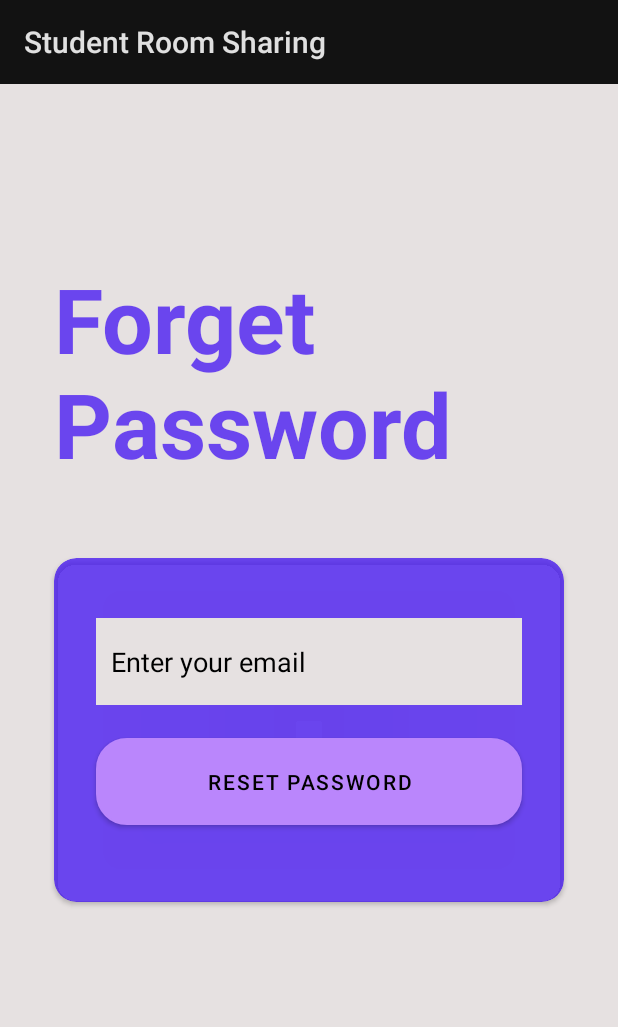
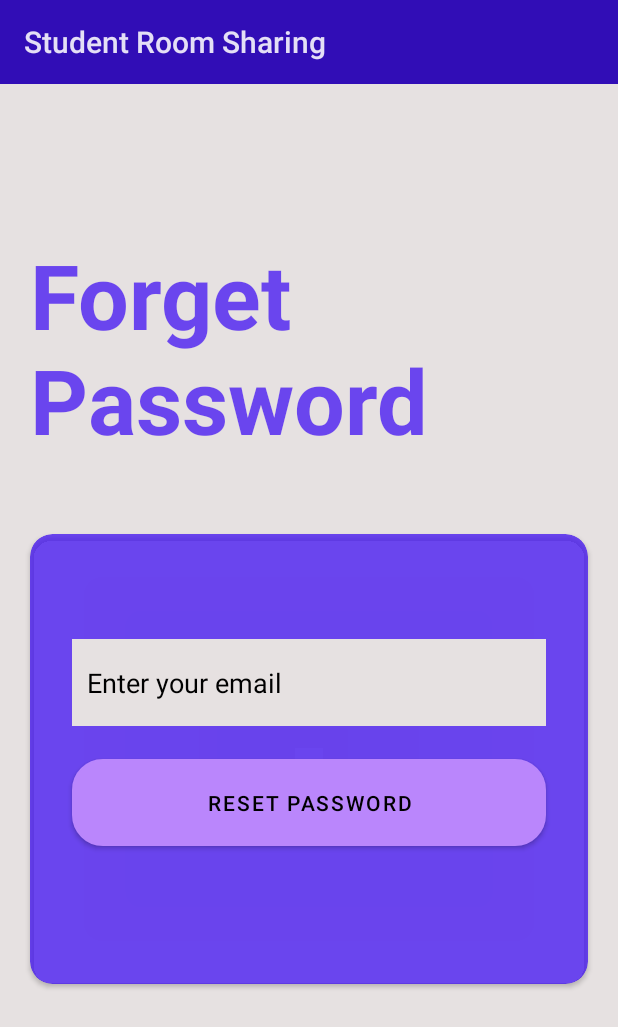
Before and after one commit to ChinmayGawad/Student_Room_Sharing_App, an Android app: the ForgetPassword screen opened directly, with no data from a screen before it, on a phone screen of 412 x 824 dp. Shown: the top 1027 px of the screen. Run offline under Robolectric (Android 15) with nearby library versions, the phone set to English and light mode, and no system bars; our stand-ins replace Firebase (no records; nobody signed in at launch, a user with empty details on screens opened directly).

Commit message:
add rooms

```diff
--- a/app/src/main/java/com/pgshare/studentroomsharingapp/Authentication/ForgetPassword.java
+++ b/app/src/main/java/com/pgshare/studentroomsharingapp/Authentication/ForgetPassword.java
@@ -1,5 +1,6 @@
 package com.pgshare.studentroomsharingapp.Authentication;
 
+import android.graphics.drawable.ColorDrawable;
 import android.os.Bundle;
 import android.text.TextUtils;
 import android.util.Patterns;
@@ -21,6 +22,7 @@ public class ForgetPassword extends AppCompatActivity {
     protected void onCreate(Bundle savedInstanceState) {
         super.onCreate(savedInstanceState);
         setContentView(R.layout.activity_forget_password);
+        getSupportActionBar().setBackgroundDrawable(new ColorDrawable(getResources().getColor(R.color.C_color)));
 
         emailEditText = findViewById(R.id.resetPassword);
         Button resetButton = findViewById(R.id.buttonReset);
--- a/app/src/main/java/com/pgshare/studentroomsharingapp/Authentication/Login.java
+++ b/app/src/main/java/com/pgshare/studentroomsharingapp/Authentication/Login.java
@@ -1,6 +1,7 @@
 package com.pgshare.studentroomsharingapp.Authentication;
 
 import android.content.Intent;
+import android.graphics.drawable.ColorDrawable;
 import android.os.Bundle;
 import android.util.Patterns;
 import android.widget.Button;
@@ -27,6 +28,7 @@ public class Login extends AppCompatActivity {
     protected void onCreate(Bundle savedInstanceState) {
         super.onCreate(savedInstanceState);
         setContentView(R.layout.activity_login);
+        getSupportActionBar().setBackgroundDrawable(new ColorDrawable(getResources().getColor(R.color.C_color)));
 
         LoginMail = findViewById(R.id.UsernameEt);
         LoginPass = findViewById(R.id.PasswordEt);
--- a/app/src/main/java/com/pgshare/studentroomsharingapp/Authentication/OwnerLogin.java
+++ b/app/src/main/java/com/pgshare/studentroomsharingapp/Authentication/OwnerLogin.java
@@ -1,6 +1,7 @@
 package com.pgshare.studentroomsharingapp.Authentication;
 
 import android.content.Intent;
+import android.graphics.drawable.ColorDrawable;
 import android.os.Bundle;
 import android.text.TextUtils;
 import android.util.Log;
@@ -35,6 +36,7 @@ public class OwnerLogin extends AppCompatActivity {
     protected void onCreate(Bundle savedInstanceState) {
         super.onCreate(savedInstanceState);
         setContentView(R.layout.activity_owner_login);
+        getSupportActionBar().setBackgroundDrawable(new ColorDrawable(getResources().getColor(R.color.C_color)));
 
         // Initialize Firebase Authentication instance
         firebaseAuth = FirebaseAuth.getInstance();
--- a/app/src/main/java/com/pgshare/studentroomsharingapp/Authentication/OwnerSignUp.java
+++ b/app/src/main/java/com/pgshare/studentroomsharingapp/Authentication/OwnerSignUp.java
@@ -1,6 +1,7 @@
 package com.pgshare.studentroomsharingapp.Authentication;
 
 import android.content.Intent;
+import android.graphics.drawable.ColorDrawable;
 import android.os.Bundle;
 import android.text.TextUtils;
 import android.widget.Button;
@@ -30,6 +31,7 @@ public class OwnerSignUp extends AppCompatActivity {
     protected void onCreate(Bundle savedInstanceState) {
         super.onCreate(savedInstanceState);
         setContentView(R.layout.activity_owner_sign_up);
+        getSupportActionBar().setBackgroundDrawable(new ColorDrawable(getResources().getColor(R.color.C_color)));
 
         editTextOwnerEmail = findViewById(R.id.editTextOwnerEmail);
         editTextOwnerPassword = findViewById(R.id.editTextOwnerPassword);
--- a/app/src/main/java/com/pgshare/studentroomsharingapp/Authentication/RegisterOwnerDetails.java
+++ b/app/src/main/java/com/pgshare/studentroomsharingapp/Authentication/RegisterOwnerDetails.java
@@ -2,6 +2,7 @@ package com.pgshare.studentroomsharingapp.Authentication;
 
 import android.content.ContentResolver;
 import android.content.Intent;
+import android.graphics.drawable.ColorDrawable;
 import android.net.Uri;
 import android.os.Bundle;
 import android.text.TextUtils;
@@ -49,6 +50,7 @@ public class RegisterOwnerDetails extends AppCompatActivity {
     protected void onCreate(Bundle savedInstanceState) {
         super.onCreate(savedInstanceState);
         setContentView(R.layout.activity_regsiter_owner_details);
+        getSupportActionBar().setBackgroundDrawable(new ColorDrawable(getResources().getColor(R.color.C_color)));
 
         // Initialize Firebase Auth
         firebaseAuth = FirebaseAuth.getInstance();
--- a/app/src/main/java/com/pgshare/studentroomsharingapp/Authentication/RegisterUserDetails.java
+++ b/app/src/main/java/com/pgshare/studentroomsharingapp/Authentication/RegisterUserDetails.java
@@ -1,6 +1,7 @@
 package com.pgshare.studentroomsharingapp.Authentication;
 
 import android.content.Intent;
+import android.graphics.drawable.ColorDrawable;
 import android.os.Bundle;
 import android.text.TextUtils;
 import android.view.View;
@@ -32,6 +33,7 @@ public class RegisterUserDetails extends AppCompatActivity {
     protected void onCreate(Bundle savedInstanceState) {
         super.onCreate(savedInstanceState);
         setContentView(R.layout.activity_register_user_details);
+        getSupportActionBar().setBackgroundDrawable(new ColorDrawable(getResources().getColor(R.color.C_color)));
 
         // Initialize Firebase
         database = FirebaseDatabase.getInstance();
--- a/app/src/main/java/com/pgshare/studentroomsharingapp/Authentication/SignUp.java
+++ b/app/src/main/java/com/pgshare/studentroomsharingapp/Authentication/SignUp.java
@@ -1,6 +1,7 @@
 package com.pgshare.studentroomsharingapp.Authentication;
 
 import android.content.Intent;
+import android.graphics.drawable.ColorDrawable;
 import android.os.Bundle;
 import android.text.TextUtils;
 import android.view.View;
@@ -32,6 +33,7 @@ public class SignUp extends AppCompatActivity {
     protected void onCreate(Bundle savedInstanceState) {
         super.onCreate(savedInstanceState);
         setContentView(R.layout.activity_sign_up);
+        getSupportActionBar().setBackgroundDrawable(new ColorDrawable(getResources().getColor(R.color.C_color)));
 
         // Initialize Firebase
         database = FirebaseDatabase.getInstance();
--- a/app/src/main/java/com/pgshare/studentroomsharingapp/MainActivity.java
+++ b/app/src/main/java/com/pgshare/studentroomsharingapp/MainActivity.java
@@ -44,6 +44,7 @@ public class MainActivity extends AppCompatActivity {
     @Override
     public boolean onCreateOptionsMenu(Menu menu) {
         getMenuInflater().inflate(R.menu.main_menu, menu);
+        getSupportActionBar().setBackgroundDrawable(new ColorDrawable(getResources().getColor(R.color.C_color)));
         return true;
     }
 
--- a/app/src/main/res/layout/activity_forget_password.xml
+++ b/app/src/main/res/layout/activity_forget_password.xml
@@ -4,13 +4,12 @@
     android:layout_height="match_parent"
     xmlns:tools="http://schemas.android.com/tools"
     xmlns:app="http://schemas.android.com/apk/res-auto"
-    android:padding="16dp"
     android:background="#E6E1E1"
     tools:context=".Authentication.ForgetPassword">
 
     <androidx.cardview.widget.CardView
-        android:layout_width="361dp"
-        android:layout_height="229dp"
+        android:layout_width="match_parent"
+        android:layout_height="300dp"
         android:layout_marginTop="300dp"
         android:layout_marginLeft="20dp"
         android:layout_marginRight="20dp"
@@ -23,7 +22,7 @@
             android:layout_height="58dp"
             android:layout_marginStart="28dp"
             android:layout_marginEnd="28dp"
-            android:layout_marginTop="40dp"
+            android:layout_marginTop="70dp"
             android:layout_marginRight="20dp"
             android:background="#E6E1E1"
             android:hint="Enter your email"
@@ -39,7 +38,7 @@
             android:layout_below="@id/resetPassword"
             android:layout_marginStart="28dp"
             android:layout_marginEnd="28dp"
-            android:layout_marginTop="120dp"
+            android:layout_marginTop="150dp"
             android:background="@drawable/button_curve"
             android:text="Reset Password" />
     </androidx.cardview.widget.CardView>
--- a/app/src/main/res/values/themes.xml
+++ b/app/src/main/res/values/themes.xml
@@ -2,7 +2,9 @@
     <!-- Base application theme. -->
     <style name="Base.Theme.StudentRoomSharingApp" parent="Theme.AppCompat.Light.NoActionBar">
         <!-- Customize your light theme here. -->
+
         <!-- <item name="colorPrimary">@color/my_light_primary</item> -->
+
     </style>
 
     <style name="Theme.StudentRoomSharingApp" parent="Base.Theme.StudentRoomSharingApp" />
```
